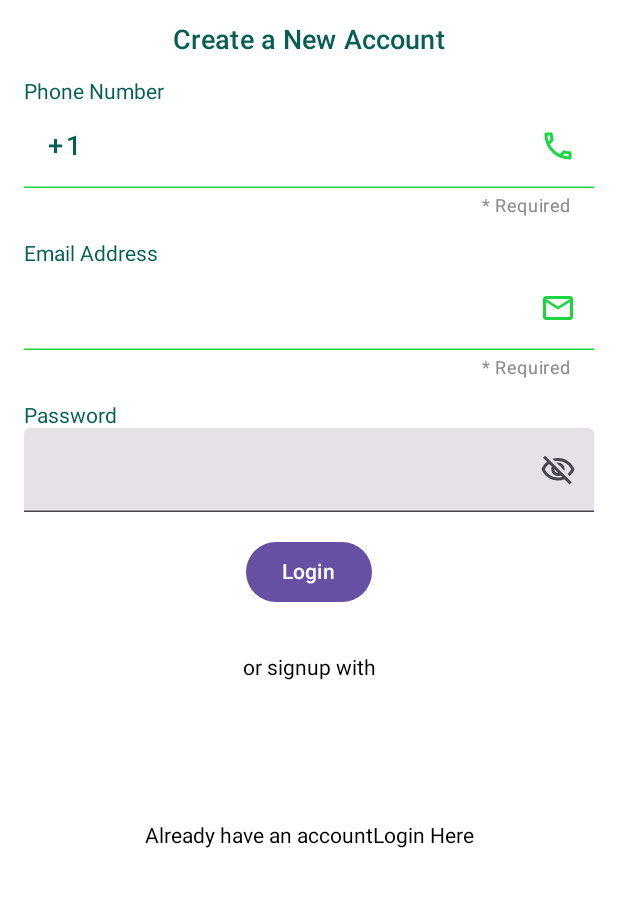
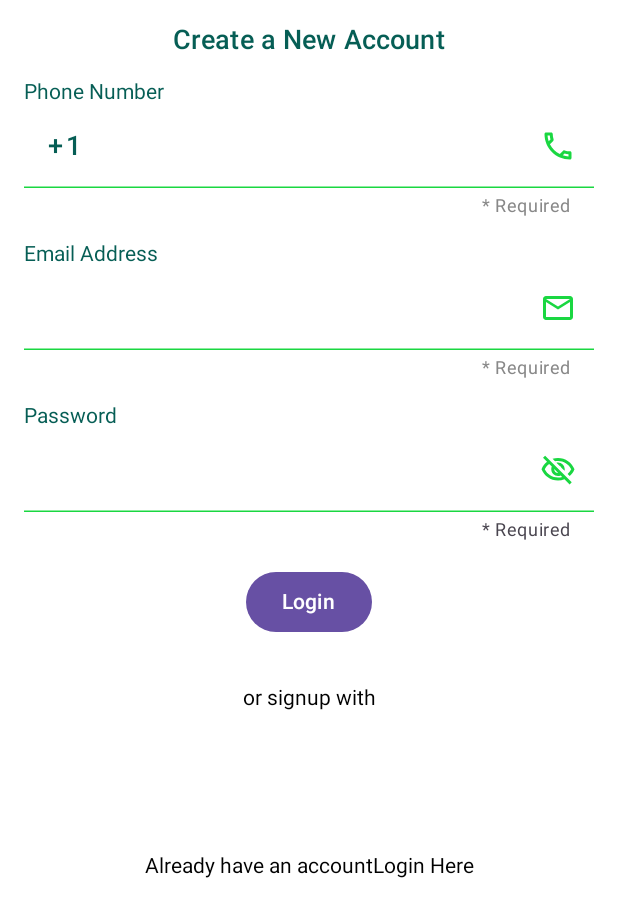
Before and after one commit to noliw/WhatsAppSideproject, an Android app built with Jetpack Compose: the @Preview function BottomFormPreview, on a phone screen of 412 x 824 dp. Shown: the top 917 px of the screen. Run offline under Robolectric (Android 15) with nearby library versions, the phone set to English and light mode, and no system bars.

Commit message:
Finishing up password TextField

```diff
--- a/app/src/main/java/com/example/whatsappsideproject/LoginScreen.kt
+++ b/app/src/main/java/com/example/whatsappsideproject/LoginScreen.kt
@@ -52,7 +52,6 @@ import androidx.compose.ui.unit.sp
 import com.example.whatsappsideproject.ui.theme.textColor
 import com.example.whatsappsideproject.ui.theme.whatsApp
 import kotlin.math.min
-
 
 
 @Composable
@@ -225,7 +224,7 @@ fun BottomForm(
             Text(
                 modifier = Modifier.fillMaxWidth(),
                 text = "Password",
-                color = textColor
+                color = if (password.isNotEmpty() && password.length < 8) Color.Red else textColor
             )
             TextField(
                 modifier = Modifier.fillMaxWidth(),
@@ -237,14 +236,50 @@ fun BottomForm(
                     letterSpacing = 2.sp,
                     fontWeight = FontWeight.SemiBold
                 ),
+
                 visualTransformation = if (!isVisible) PasswordVisualTransformation() else VisualTransformation.None,
                 trailingIcon = {
-                    val image = if (isVisible) Icons.Outlined.Visibility else Icons.Outlined.VisibilityOff
-                    IconButton(onClick = { isVisible = !isVisible }){
+                    val image =
+                        if (isVisible) Icons.Outlined.Visibility else Icons.Outlined.VisibilityOff
+                    IconButton(onClick = { isVisible = !isVisible }) {
 
-                        Icon(imageVector = image, contentDescription = "")
+                        Icon(
+                            imageVector = image,
+                            contentDescription = "",
+                            tint = if (password.isNotEmpty() && password.length < 8) Color.Red else whatsApp
+                        )
                     }
-                }
+                },
+                supportingText = {
+                    if (password.isNotEmpty() && password.length < 8)
+                        Text(
+                            modifier = Modifier.fillMaxWidth(),
+                            textAlign = TextAlign.End,
+                            color = Color.Red,
+                            text = "Password must be minimum 8 characters"
+                        )
+                    else
+                        Text(
+                            modifier = Modifier.fillMaxWidth(),
+                            textAlign = TextAlign.End,
+                            text = "* Required"
+                        )
+                },
+                colors = TextFieldDefaults.colors(
+                    focusedContainerColor = Color.White,
+                    unfocusedContainerColor = Color.White,
+                    errorContainerColor = Color.White,
+                    disabledContainerColor = Color.White,
+                    focusedIndicatorColor = whatsApp,
+                    unfocusedIndicatorColor = whatsApp
+                ),
+                isError = password.isNotEmpty() && password.length < 8,
+                keyboardOptions = KeyboardOptions(
+                    keyboardType = KeyboardType.Password,
+                    imeAction = ImeAction.Next
+                ),
+                maxLines = 1
+
             )
 
             Spacer(modifier = Modifier.height(16.dp))
```
